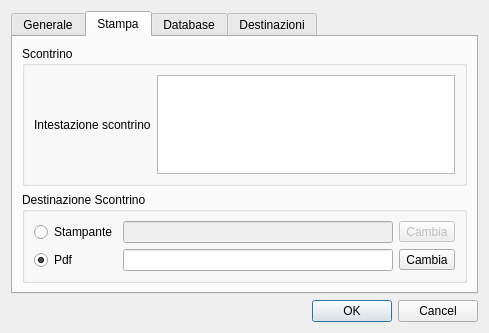
mtonin/gestcassa, file src/configurazionedlg.ui: the form before one commit.
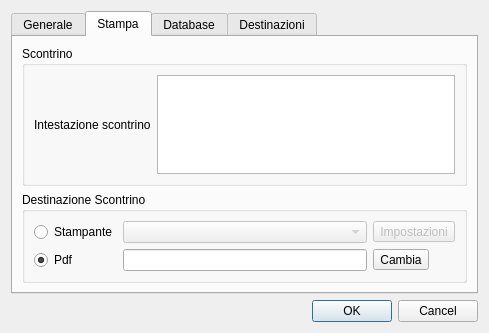
The form after the commit. The open tabs and pages were chosen to show the change. Custom widgets are drawn as their Qt base class.

Commit message: - corretta gestione stampante in configurazione

The edit to the form file:
```diff
--- a/src/configurazionedlg.ui
+++ b/src/configurazionedlg.ui
@@ -215,20 +215,13 @@
               </property>
              </widget>
             </item>
-            <item row="0" column="1">
-             <widget class="QLineEdit" name="stampanteSelezionataTxt">
-              <property name="enabled">
-               <bool>false</bool>
-              </property>
-             </widget>
-            </item>
-            <item row="0" column="2">
+            <item row="0" column="3">
              <widget class="QToolButton" name="printerSelectBtn">
               <property name="enabled">
                <bool>false</bool>
               </property>
               <property name="text">
-               <string>Cambia</string>
+               <string>Impostazioni</string>
               </property>
              </widget>
             </item>
@@ -245,13 +238,20 @@
             <item row="1" column="1">
              <widget class="QLineEdit" name="cartellaPdfTxt"/>
             </item>
-            <item row="1" column="2">
+            <item row="1" column="3">
              <widget class="QToolButton" name="cartellaPdfBtn">
               <property name="text">
                <string>Cambia</string>
               </property>
              </widget>
             </item>
+            <item row="0" column="1">
+             <widget class="QComboBox" name="stampanteBox">
+              <property name="enabled">
+               <bool>false</bool>
+              </property>
+             </widget>
+            </item>
            </layout>
           </item>
          </layout>
```
Left out of the diff: 3 changed lines with no effect on the pictures. The commit also changes 2 other files.
